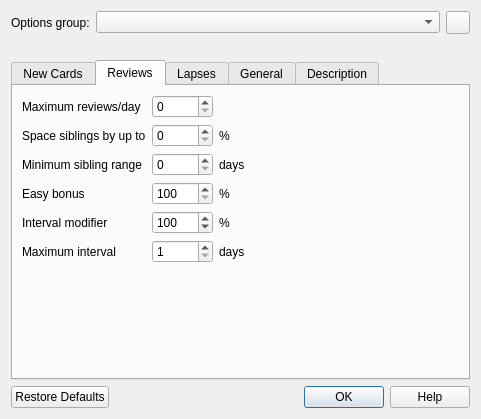
The window that designer/dconf.ui (ludiosarchive/anki) describes before a commit, drawn with Qt 5.
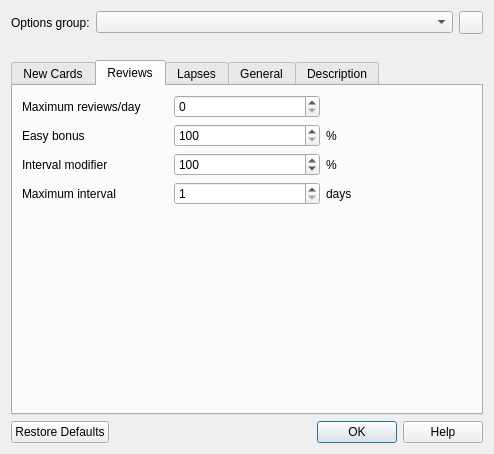
The same window after the commit. The open tabs and pages were chosen to show the change. Icons and pictures are not drawn.

The edit to the form file:
```diff
--- a/designer/dconf.ui
+++ b/designer/dconf.ui
@@ -6,8 +6,8 @@
    <rect>
     <x>0</x>
     <y>0</y>
-    <width>481</width>
-    <height>419</height>
+    <width>494</width>
+    <height>454</height>
    </rect>
   </property>
   <layout class="QVBoxLayout" name="verticalLayout">
@@ -227,58 +227,14 @@
       <layout class="QVBoxLayout" name="verticalLayout_4">
        <item>
         <layout class="QGridLayout" name="gridLayout_3">
-         <item row="3" column="0">
+         <item row="1" column="0">
           <widget class="QLabel" name="label_20">
            <property name="text">
             <string>Easy bonus</string>
            </property>
           </widget>
          </item>
-         <item row="2" column="2">
-          <widget class="QLabel" name="label_19">
-           <property name="text">
-            <string>days</string>
-           </property>
-          </widget>
-         </item>
-         <item row="2" column="0">
-          <widget class="QLabel" name="label_16">
-           <property name="text">
-            <string>Minimum sibling range</string>
-           </property>
-          </widget>
-         </item>
-         <item row="1" column="2">
-          <widget class="QLabel" name="label_18">
-           <property name="sizePolicy">
-            <sizepolicy hsizetype="Expanding" vsizetype="Preferred">
-             <horstretch>0</horstretch>
-             <verstretch>0</verstretch>
-            </sizepolicy>
-           </property>
-           <property name="text">
-            <string>%</string>
-           </property>
-          </widget>
-         </item>
          <item row="1" column="1">
-          <widget class="QSpinBox" name="revSpace">
-           <property name="maximum">
-            <number>100</number>
-           </property>
-           <property name="singleStep">
-            <number>5</number>
-           </property>
-          </widget>
-         </item>
-         <item row="1" column="0">
-          <widget class="QLabel" name="label_15">
-           <property name="text">
-            <string>Space siblings by up to</string>
-           </property>
-          </widget>
-         </item>
-         <item row="3" column="1">
           <widget class="QSpinBox" name="easyBonus">
            <property name="minimum">
             <number>100</number>
@@ -291,23 +247,20 @@
            </property>
           </widget>
          </item>
-         <item row="3" column="2">
+         <item row="1" column="2">
           <widget class="QLabel" name="label_21">
            <property name="text">
             <string>%</string>
            </property>
           </widget>
          </item>
-         <item row="4" column="2">
+         <item row="2" column="2">
           <widget class="QLabel" name="label_34">
            <property name="text">
             <string>%</string>
            </property>
           </widget>
          </item>
-         <item row="2" column="1">
-          <widget class="QSpinBox" name="revMinSpace"/>
-         </item>
          <item row="0" column="1">
           <widget class="QSpinBox" name="revPerDay">
            <property name="minimum">
@@ -325,7 +278,7 @@
            </property>
           </widget>
          </item>
-         <item row="4" column="0">
+         <item row="2" column="0">
           <widget class="QLabel" name="label_33">
            <property name="text">
             <string>Interval modifier</string>
@@ -339,7 +292,7 @@
            </property>
           </widget>
          </item>
-         <item row="4" column="1">
+         <item row="2" column="1">
           <widget class="QDoubleSpinBox" name="fi1">
            <property name="decimals">
             <number>0</number>
@@ -358,14 +311,14 @@
            </property>
           </widget>
          </item>
-         <item row="5" column="0">
+         <item row="3" column="0">
           <widget class="QLabel" name="label_3">
            <property name="text">
             <string>Maximum interval</string>
            </property>
           </widget>
          </item>
-         <item row="5" column="1">
+         <item row="3" column="1">
           <widget class="QSpinBox" name="maxIvl">
            <property name="minimum">
             <number>1</number>
@@ -375,7 +328,7 @@
            </property>
           </widget>
          </item>
-         <item row="5" column="2">
+         <item row="3" column="2">
           <widget class="QLabel" name="label_23">
            <property name="text">
             <string>days</string>
```
Left out of the diff: 98 changed lines with no effect on the pictures.
